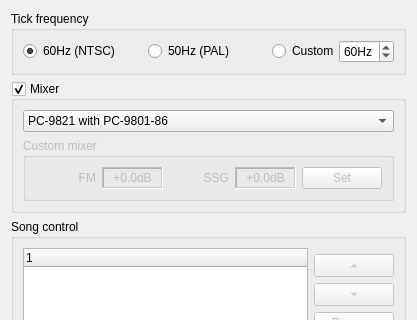
Qt form BambooTracker/gui/module_properties_dialog.ui (BambooTracker/BambooTracker) before a commit; both pictures show x 0 to 417 and y 0 to 320 of the 417 by 538 pixel window.
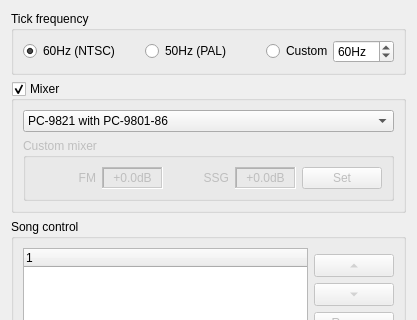
The same form after that commit.

Commit message: Raise the maximum of tick rate to 511Hz

The edit to the form file:
```diff
--- a/BambooTracker/gui/module_properties_dialog.ui
+++ b/BambooTracker/gui/module_properties_dialog.ui
@@ -66,6 +66,9 @@
           <property name="minimum">
            <number>1</number>
           </property>
+          <property name="maximum">
+           <number>511</number>
+          </property>
           <property name="value">
            <number>60</number>
           </property>
```
The commit also changes 1 other file.
